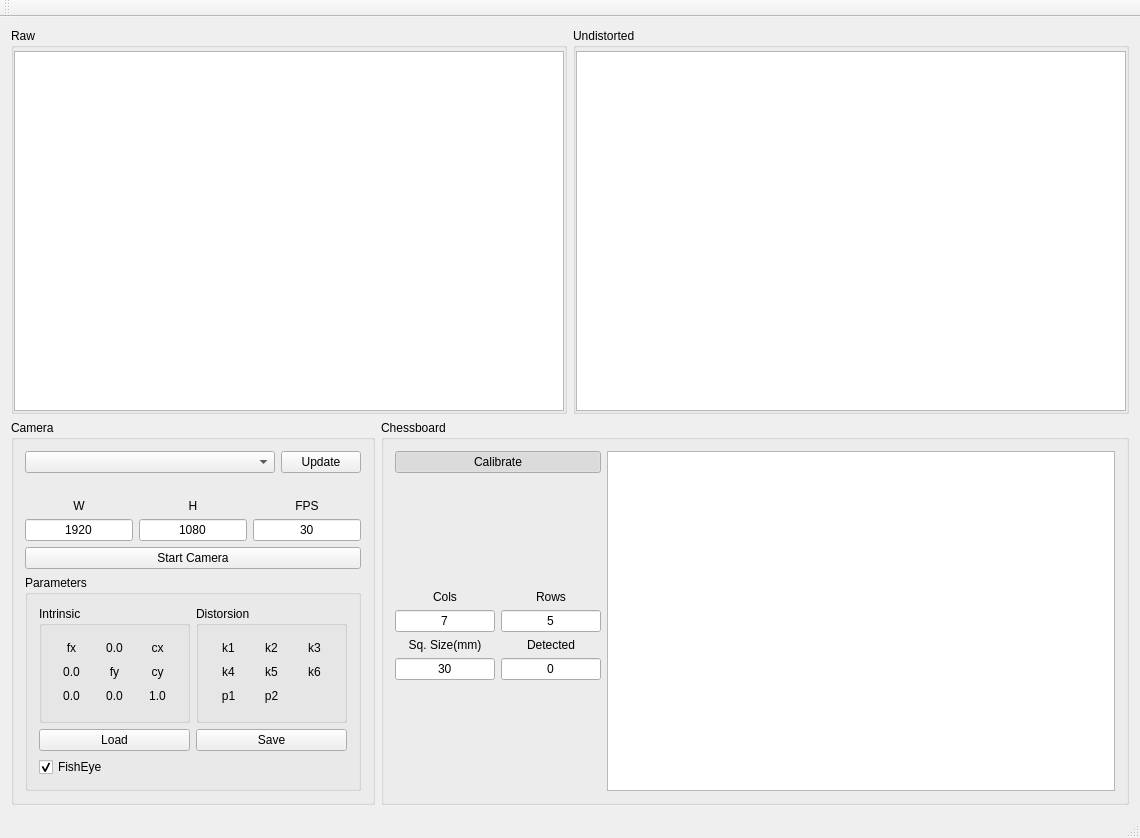
First picture: the form in CameraCalibration/forms/mainwindow.ui, repository Myzhar/qt_camera_calibration, before the edit.
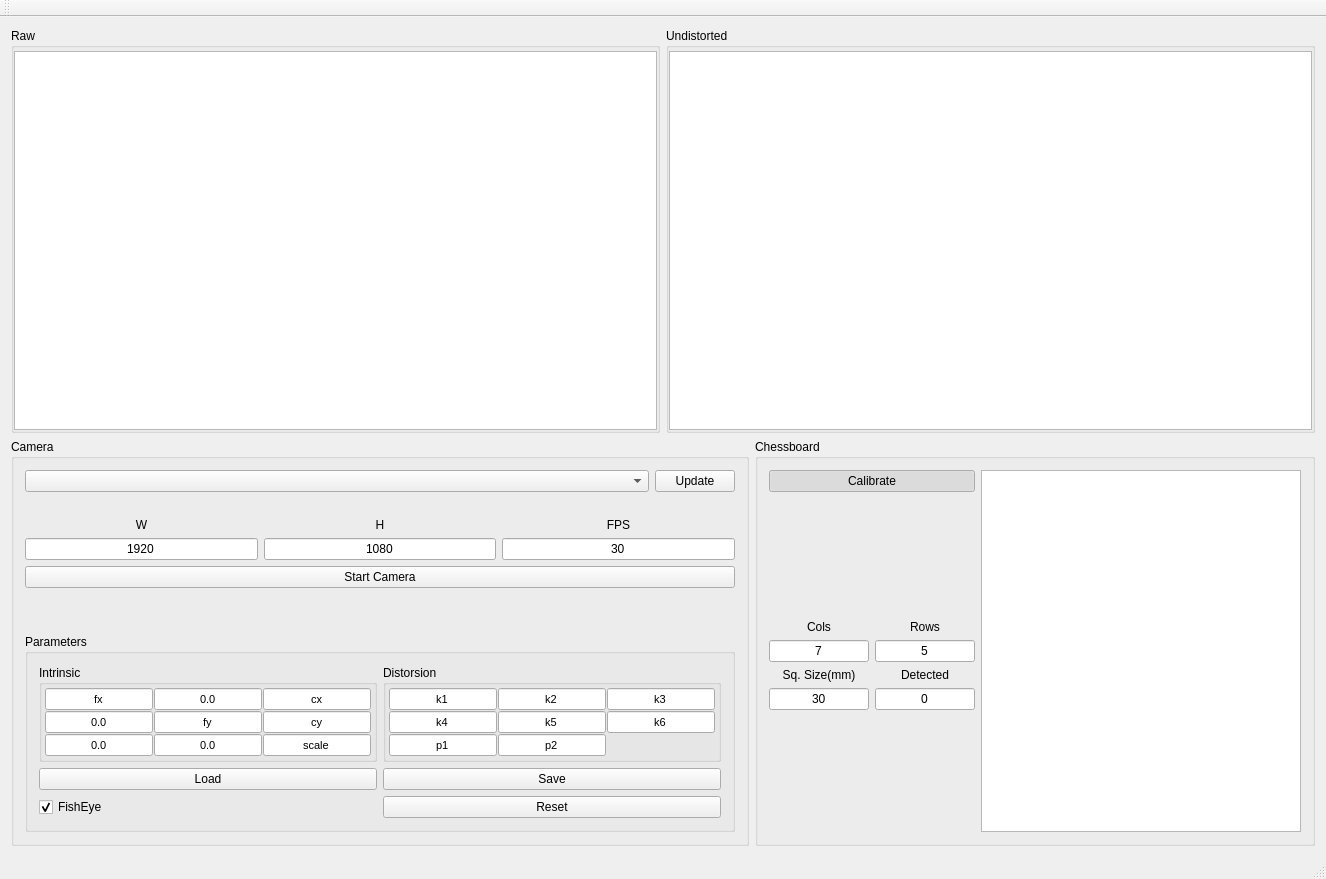
Second picture: the form after the edit.

```diff
--- a/CameraCalibration/forms/mainwindow.ui
+++ b/CameraCalibration/forms/mainwindow.ui
@@ -6,8 +6,8 @@
    <rect>
     <x>0</x>
     <y>0</y>
-    <width>1140</width>
-    <height>838</height>
+    <width>1316</width>
+    <height>879</height>
    </rect>
   </property>
   <property name="windowTitle">
@@ -323,7 +323,7 @@
            </item>
           </layout>
          </item>
-         <item row="4" column="0">
+         <item row="5" column="0">
           <widget class="QGroupBox" name="groupBox_params">
            <property name="sizePolicy">
             <sizepolicy hsizetype="Minimum" vsizetype="Preferred">
@@ -347,19 +347,33 @@
                <string>Distorsion</string>
               </property>
               <layout class="QGridLayout" name="gridLayout_7">
+               <property name="leftMargin">
+                <number>3</number>
+               </property>
+               <property name="topMargin">
+                <number>3</number>
+               </property>
+               <property name="rightMargin">
+                <number>3</number>
+               </property>
+               <property name="bottomMargin">
+                <number>3</number>
+               </property>
+               <property name="spacing">
+                <number>1</number>
+               </property>
                <item row="0" column="0">
-                <widget class="QLabel" name="label_k1">
+                <widget class="QLineEdit" name="lineEdit_k1">
                  <property name="sizePolicy">
-                  <sizepolicy hsizetype="Minimum" vsizetype="Fixed">
+                  <sizepolicy hsizetype="Preferred" vsizetype="Fixed">
                    <horstretch>0</horstretch>
                    <verstretch>0</verstretch>
                   </sizepolicy>
                  </property>
-                 <property name="maximumSize">
-                  <size>
-                   <width>100</width>
-                   <height>16777215</height>
-                  </size>
+                 <property name="font">
+                  <font>
+                   <pointsize>8</pointsize>
+                  </font>
                  </property>
                  <property name="text">
                   <string>k1</string>
@@ -369,19 +383,81 @@
                  </property>
                 </widget>
                </item>
+               <item row="0" column="1">
+                <widget class="QLineEdit" name="lineEdit_k2">
+                 <property name="sizePolicy">
+                  <sizepolicy hsizetype="Preferred" vsizetype="Fixed">
+                   <horstretch>0</horstretch>
+                   <verstretch>0</verstretch>
+                  </sizepolicy>
+                 </property>
+                 <property name="font">
+                  <font>
+                   <pointsize>8</pointsize>
+                  </font>
+                 </property>
+                 <property name="text">
+                  <string>k2</string>
+                 </property>
+                 <property name="alignment">
+                  <set>Qt::AlignCenter</set>
+                 </property>
+                </widget>
+               </item>
+               <item row="0" column="2">
+                <widget class="QLineEdit" name="lineEdit_k3">
+                 <property name="sizePolicy">
+                  <sizepolicy hsizetype="Preferred" vsizetype="Fixed">
+                   <horstretch>0</horstretch>
+                   <verstretch>0</verstretch>
+                  </sizepolicy>
+                 </property>
+                 <property name="font">
+                  <font>
+                   <pointsize>8</pointsize>
+                  </font>
+                 </property>
+                 <property name="text">
+                  <string>k3</string>
+                 </property>
+                 <property name="alignment">
+                  <set>Qt::AlignCenter</set>
+                 </property>
+                </widget>
+               </item>
+               <item row="1" column="0">
+                <widget class="QLineEdit" name="lineEdit_k4">
+                 <property name="sizePolicy">
+                  <sizepolicy hsizetype="Preferred" vsizetype="Fixed">
+                   <horstretch>0</horstretch>
+                   <verstretch>0</verstretch>
+                  </sizepolicy>
+                 </property>
+                 <property name="font">
+                  <font>
+                   <pointsize>8</pointsize>
+                  </font>
+                 </property>
+                 <property name="text">
+                  <string>k4</string>
+                 </property>
+                 <property name="alignment">
+                  <set>Qt::AlignCenter</set>
+                 </property>
+                </widget>
+               </item>
                <item row="1" column="1">
-                <widget class="QLabel" name="label_k5">
+                <widget class="QLineEdit" name="lineEdit_k5">
                  <property name="sizePolicy">
-                  <sizepolicy hsizetype="Minimum" vsizetype="Fixed">
+                  <sizepolicy hsizetype="Preferred" vsizetype="Fixed">
                    <horstretch>0</horstretch>
                    <verstretch>0</verstretch>
                   </sizepolicy>
                  </property>
-                 <property name="maximumSize">
-                  <size>
-                   <width>100</width>
-                   <height>16777215</height>
-                  </size>
+                 <property name="font">
+                  <font>
+                   <pointsize>8</pointsize>
+                  </font>
                  </property>
                  <property name="text">
                   <string>k5</string>
@@ -392,18 +468,17 @@
                 </widget>
                </item>
                <item row="1" column="2">
-                <widget class="QLabel" name="label_k6">
+                <widget class="QLineEdit" name="lineEdit_k6">
                  <property name="sizePolicy">
-                  <sizepolicy hsizetype="Minimum" vsizetype="Fixed">
+                  <sizepolicy hsizetype="Preferred" vsizetype="Fixed">
                    <horstretch>0</horstretch>
                    <verstretch>0</verstretch>
                   </sizepolicy>
                  </property>
-                 <property name="maximumSize">
-                  <size>
-                   <width>100</width>
-                   <height>16777215</height>
-                  </size>
+                 <property name="font">
+                  <font>
+                   <pointsize>8</pointsize>
+                  </font>
                  </property>
                  <property name="text">
                   <string>k6</string>
@@ -413,63 +488,18 @@
                  </property>
                 </widget>
                </item>
-               <item row="0" column="2">
-                <widget class="QLabel" name="label_k3">
-                 <property name="sizePolicy">
-                  <sizepolicy hsizetype="Minimum" vsizetype="Fixed">
-                   <horstretch>0</horstretch>
-                   <verstretch>0</verstretch>
-                  </sizepolicy>
-                 </property>
-                 <property name="maximumSize">
-                  <size>
-                   <width>100</width>
-                   <height>16777215</height>
-                  </size>
-                 </property>
-                 <property name="text">
-                  <string>k3</string>
-                 </property>
-                 <property name="alignment">
-                  <set>Qt::AlignCenter</set>
-                 </property>
-                </widget>
-               </item>
-               <item row="0" column="1">
-                <widget class="QLabel" name="label_k2">
-                 <property name="sizePolicy">
-                  <sizepolicy hsizetype="Minimum" vsizetype="Fixed">
-                   <horstretch>0</horstretch>
-                   <verstretch>0</verstretch>
-                  </sizepolicy>
-                 </property>
-                 <property name="maximumSize">
-                  <size>
-                   <width>100</width>
-                   <height>16777215</height>
-                  </size>
-                 </property>
-                 <property name="text">
-                  <string>k2</string>
-                 </property>
-                 <property name="alignment">
-                  <set>Qt::AlignCenter</set>
-                 </property>
-                </widget>
-               </item>
                <item row="2" column="0">
-                <widget class="QLabel" name="label_p1">
+                <widget class="QLineEdit" name="lineEdit_p1">
                  <property name="sizePolicy">
-                  <sizepolicy hsizetype="Minimum" vsizetype="Fixed">
+                  <sizepolicy hsizetype="Preferred" vsizetype="Fixed">
                    <horstretch>0</horstretch>
                    <verstretch>0</verstretch>
                   </sizepolicy>
                  </property>
-                 <property name="maximumSize">
-                  <size>
-                   <width>100</width>
-                   <height>16777215</height>
-                  </size>
+                 <property name="font">
+                  <font>
+                   <pointsize>8</pointsize>
+                  </font>
                  </property>
                  <property name="text">
                   <string>p1</string>
@@ -479,41 +509,18 @@
                  </property>
                 </widget>
                </item>
-               <item row="1" column="0">
-                <widget class="QLabel" name="label_k4">
-                 <property name="sizePolicy">
-                  <sizepolicy hsizetype="Minimum" vsizetype="Fixed">
-                   <horstretch>0</horstretch>
-                   <verstretch>0</verstretch>
-                  </sizepolicy>
-                 </property>
-                 <property name="maximumSize">
-                  <size>
-                   <width>100</width>
-                   <height>16777215</height>
-                  </size>
-                 </property>
-                 <property name="text">
-                  <string>k4</string>
-                 </property>
-                 <property name="alignment">
-                  <set>Qt::AlignCenter</set>
-                 </property>
-                </widget>
-               </item>
                <item row="2" column="1">
-                <widget class="QLabel" name="label_p2">
+                <widget class="QLineEdit" name="lineEdit_p2">
                  <property name="sizePolicy">
-                  <sizepolicy hsizetype="Minimum" vsizetype="Fixed">
+                  <sizepolicy hsizetype="Preferred" vsizetype="Fixed">
                    <horstretch>0</horstretch>
                    <verstretch>0</verstretch>
                   </sizepolicy>
                  </property>
-                 <property name="maximumSize">
-                  <size>
-                   <width>100</width>
-                   <height>16777215</height>
-                  </size>
+                 <property name="font">
+                  <font>
+                   <pointsize>8</pointsize>
+                  </font>
                  </property>
                  <property name="text">
                   <string>p2</string>
@@ -564,19 +571,75 @@
                <string>Intrinsic</string>
               </property>
               <layout class="QGridLayout" name="gridLayout_6">
+               <property name="leftMargin">
+                <number>3</number>
+               </property>
+               <property name="topMargin">
+                <number>3</number>
+               </property>
+               <property name="rightMargin">
+                <number>3</number>
+               </property>
+               <property name="bottomMargin">
+                <number>3</number>
+               </property>
+               <property name="spacing">
+                <number>1</number>
+               </property>
+               <item row="3" column="2">
+                <widget class="QLineEdit" name="lineEdit_scale">
+                 <property name="sizePolicy">
+                  <sizepolicy hsizetype="Preferred" vsizetype="Fixed">
+                   <horstretch>0</horstretch>
+                   <verstretch>0</verstretch>
+                  </sizepolicy>
+                 </property>
+                 <property name="font">
+                  <font>
+                   <pointsize>8</pointsize>
+                  </font>
+                 </property>
+                 <property name="text">
+                  <string>scale</string>
+                 </property>
+                 <property name="alignment">
+                  <set>Qt::AlignCenter</set>
+                 </property>
+                </widget>
+               </item>
+               <item row="0" column="2">
+                <widget class="QLineEdit" name="lineEdit_cx">
+                 <property name="sizePolicy">
+                  <sizepolicy hsizetype="Preferred" vsizetype="Fixed">
+                   <horstretch>0</horstretch>
+                   <verstretch>0</verstretch>
+                  </sizepolicy>
+                 </property>
+                 <property name="font">
+                  <font>
+                   <pointsize>8</pointsize>
+                  </font>
+                 </property>
+                 <property name="text">
+                  <string>cx</string>
+                 </property>
+                 <property name="alignment">
+                  <set>Qt::AlignCenter</set>
+                 </property>
+                </widget>
+               </item>
                <item row="0" column="0">
-                <widget class="QLabel" name="label_fx">
+                <widget class="QLineEdit" name="lineEdit_fx">
                  <property name="sizePolicy">
-                  <sizepolicy hsizetype="Minimum" vsizetype="Fixed">
+                  <sizepolicy hsizetype="Preferred" vsizetype="Fixed">
                    <horstretch>0</horstretch>
                    <verstretch>0</verstretch>
                   </sizepolicy>
                  </property>
-                 <property name="maximumSize">
-                  <size>
-                   <width>100</width>
-                   <height>16777215</height>
-                  </size>
+                 <property name="font">
+                  <font>
+                   <pointsize>8</pointsize>
+                  </font>
                  </property>
                  <property name="text">
                   <string>fx</string>
@@ -586,19 +649,60 @@
                  </property>
                 </widget>
                </item>
+               <item row="1" column="0">
+                <widget class="QLineEdit" name="lineEdit__K_10">
+                 <property name="sizePolicy">
+                  <sizepolicy hsizetype="Preferred" vsizetype="Fixed">
+                   <horstretch>0</horstretch>
+                   <verstretch>0</verstretch>
+                  </sizepolicy>
+                 </property>
+                 <property name="font">
+                  <font>
+                   <pointsize>8</pointsize>
+                  </font>
+                 </property>
+                 <property name="text">
+                  <string>0.0</string>
+                 </property>
+                 <property name="alignment">
+                  <set>Qt::AlignCenter</set>
+                 </property>
+                </widget>
+               </item>
+               <item row="3" column="0">
+                <widget class="QLineEdit" name="lineEdit_20">
+                 <property name="sizePolicy">
+                  <sizepolicy hsizetype="Preferred" vsizetype="Fixed">
+                   <horstretch>0</horstretch>
+                   <verstretch>0</verstretch>
+                  </sizepolicy>
+                 </property>
+                 <property name="font">
+                  <font>
+                   <pointsize>8</pointsize>
+                  </font>
+                 </property>
+                 <property name="text">
+                  <string>0.0</string>
+                 </property>
+                 <property name="alignment">
+                  <set>Qt::AlignCenter</set>
+                 </property>
+                </widget>
+               </item>
                <item row="1" column="1">
-                <widget class="QLabel" name="label_fy">
+                <widget class="QLineEdit" name="lineEdit_fy">
                  <property name="sizePolicy">
-                  <sizepolicy hsizetype="Minimum" vsizetype="Fixed">
+                  <sizepolicy hsizetype="Preferred" vsizetype="Fixed">
                    <horstretch>0</horstretch>
                    <verstretch>0</verstretch>
                   </sizepolicy>
                  </property>
-                 <property name="maximumSize">
-                  <size>
-                   <width>100</width>
-                   <height>16777215</height>
-                  </size>
+                 <property name="font">
+                  <font>
+                   <pointsize>8</pointsize>
+                  </font>
                  </property>
                  <property name="text">
                   <string>fy</string>
@@ -608,19 +712,39 @@
                  </property>
                 </widget>
                </item>
+               <item row="3" column="1">
+                <widget class="QLineEdit" name="lineEdit_21">
+                 <property name="sizePolicy">
+                  <sizepolicy hsizetype="Preferred" vsizetype="Fixed">
+                   <horstretch>0</horstretch>
+                   <verstretch>0</verstretch>
+                  </sizepolicy>
+                 </property>
+                 <property name="font">
+                  <font>
+                   <pointsize>8</pointsize>
+                  </font>
+                 </property>
+                 <property name="text">
+                  <string>0.0</string>
+                 </property>
+                 <property name="alignment">
+                  <set>Qt::AlignCenter</set>
+                 </property>
+                </widget>
+               </item>
                <item row="1" column="2">
-                <widget class="QLabel" name="label_cy">
+                <widget class="QLineEdit" name="lineEdit_cy">
                  <property name="sizePolicy">
-                  <sizepolicy hsizetype="Minimum" vsizetype="Fixed">
+                  <sizepolicy hsizetype="Preferred" vsizetype="Fixed">
                    <horstretch>0</horstretch>
                    <verstretch>0</verstretch>
                   </sizepolicy>
                  </property>
-                 <property name="maximumSize">
-                  <size>
-                   <width>100</width>
-                   <height>16777215</height>
-                  </size>
+                 <property name="font">
+                  <font>
+                   <pointsize>8</pointsize>
+                  </font>
                  </property>
                  <property name="text">
                   <string>cy</string>
@@ -630,129 +754,18 @@
                  </property>
                 </widget>
                </item>
-               <item row="2" column="2">
-                <widget class="QLabel" name="label_i_22">
-                 <property name="sizePolicy">
-                  <sizepolicy hsizetype="Minimum" vsizetype="Fixed">
-                   <horstretch>0</horstretch>
-                   <verstretch>0</verstretch>
-                  </sizepolicy>
-                 </property>
-                 <property name="maximumSize">
-                  <size>
-                   <width>100</width>
-                   <height>16777215</height>
-                  </size>
-                 </property>
-                 <property name="text">
-                  <string>1.0</string>
-                 </property>
-                 <property name="alignment">
-                  <set>Qt::AlignCenter</set>
-                 </property>
-                </widget>
-               </item>
-               <item row="0" column="2">
-                <widget class="QLabel" name="label_cx">
-                 <property name="sizePolicy">
-                  <sizepolicy hsizetype="Minimum" vsizetype="Fixed">
-                   <horstretch>0</horstretch>
-                   <verstretch>0</verstretch>
-                  </sizepolicy>
-                 </property>
-                 <property name="maximumSize">
-                  <size>
-                   <width>100</width>
-                   <height>16777215</height>
-                  </size>
-                 </property>
-                 <property name="text">
-                  <string>cx</string>
-                 </property>
-                 <property name="alignment">
-                  <set>Qt::AlignCenter</set>
-                 </property>
-                </widget>
-               </item>
                <item row="0" column="1">
-                <widget class="QLabel" name="label_i_01">
+                <widget class="QLineEdit" name="lineEdit_K_01">
                  <property name="sizePolicy">
-                  <sizepolicy hsizetype="Minimum" vsizetype="Fixed">
+                  <sizepolicy hsizetype="Preferred" vsizetype="Fixed">
                    <horstretch>0</horstretch>
                    <verstretch>0</verstretch>
                   </sizepolicy>
                  </property>
-                 <property name="maximumSize">
-                  <size>
-                   <width>100</width>
-                   <height>16777215</height>
-                  </size>
-                 </property>
-                 <property name="text">
-                  <string>0.0</string>
-                 </property>
-                 <property name="alignment">
-                  <set>Qt::AlignCenter</set>
-                 </property>
-                </widget>
-               </item>
-               <item row="2" column="0">
-                <widget class="QLabel" name="label_i_20">
-                 <property name="sizePolicy">
-                  <sizepolicy hsizetype="Minimum" vsizetype="Fixed">
-                   <horstretch>0</horstretch>
-                   <verstretch>0</verstretch>
-                  </sizepolicy>
-                 </property>
-                 <property name="maximumSize">
-                  <size>
-                   <width>100</width>
-                   <height>16777215</height>
-                  </size>
-                 </property>
-                 <property name="text">
-                  <string>0.0</string>
-                 </property>
-                 <property name="alignment">
-                  <set>Qt::AlignCenter</set>
-                 </property>
-                </widget>
-               </item>
-               <item row="1" column="0">
-                <widget class="QLabel" name="label_i_10">
-                 <property name="sizePolicy">
-                  <sizepolicy hsizetype="Minimum" vsizetype="Fixed">
-                   <horstretch>0</horstretch>
-                   <verstretch>0</verstretch>
-                  </sizepolicy>
-                 </property>
-                 <property name="maximumSize">
-                  <size>
-                   <width>100</width>
-                   <height>16777215</height>
-                  </size>
-                 </property>
-                 <property name="text">
-                  <string>0.0</string>
-                 </property>
-                 <property name="alignment">
-                  <set>Qt::AlignCenter</set>
-                 </property>
-                </widget>
-               </item>
-               <item row="2" column="1">
-                <widget class="QLabel" name="label_i_21">
-                 <property name="sizePolicy">
-                  <sizepolicy hsizetype="Minimum" vsizetype="Fixed">
-                   <horstretch>0</horstretch>
-                   <verstretch>0</verstretch>
-                  </sizepolicy>
-                 </property>
-                 <property name="maximumSize">
-                  <size>
-                   <width>100</width>
-                   <height>16777215</height>
-                  </size>
+                 <property name="font">
+                  <font>
+                   <pointsize>8</pointsize>
+                  </font>
                  </property>
                  <property name="text">
                   <string>0.0</string>
@@ -784,9 +797,32 @@
               </property>
              </widget>
             </item>
+            <item row="2" column="1">
+             <widget class="QPushButton" name="pushButton_reset_params">
+              <property name="text">
+               <string>Reset</string>
+              </property>
+             </widget>
+            </item>
            </layout>
           </widget>
          </item>
+         <item row="4" column="0">
+          <spacer name="verticalSpacer_5">
+           <property name="orientation">
+            <enum>Qt::Vertical</enum>
+           </property>
+           <property name="sizeType">
+            <enum>QSizePolicy::MinimumExpanding</enum>
+           </property>
+           <property name="sizeHint" stdset="0">
+            <size>
+             <width>20</width>
+             <height>40</height>
+            </size>
+           </property>
+          </spacer>
+         </item>
         </layout>
        </widget>
       </item>
```
Left out of the diff: 2 changed lines with no effect on the pictures.
